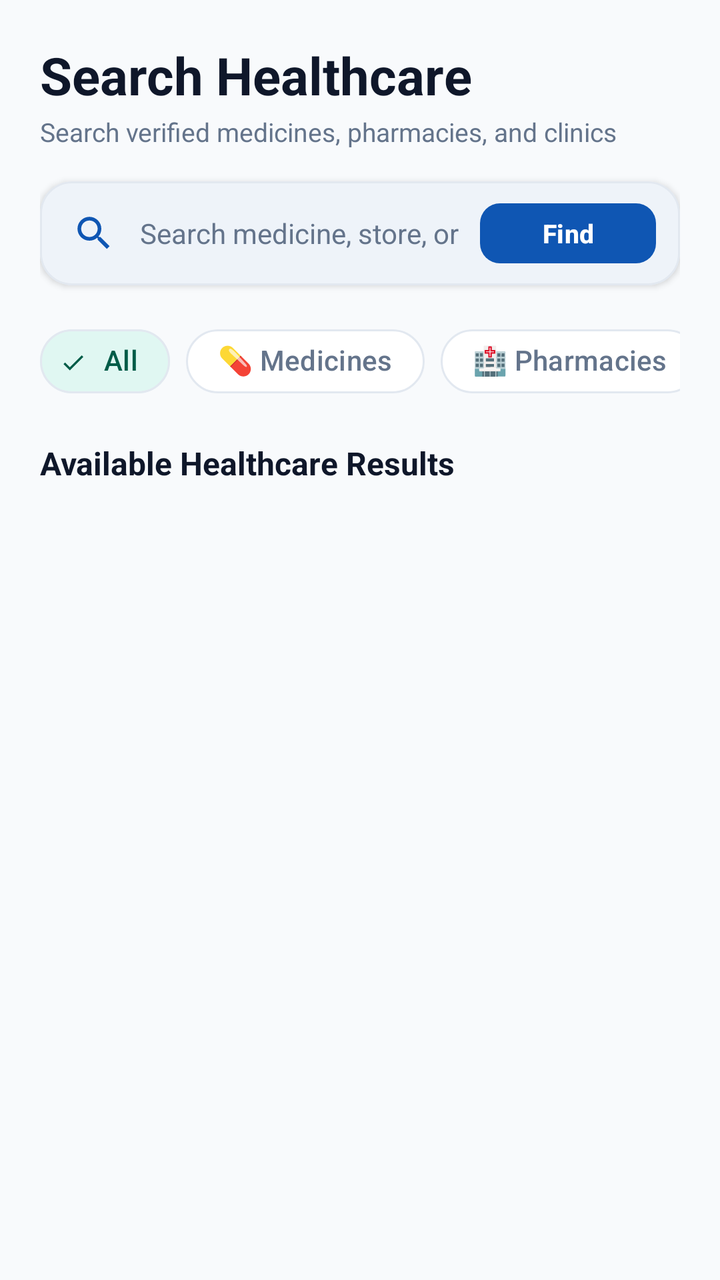
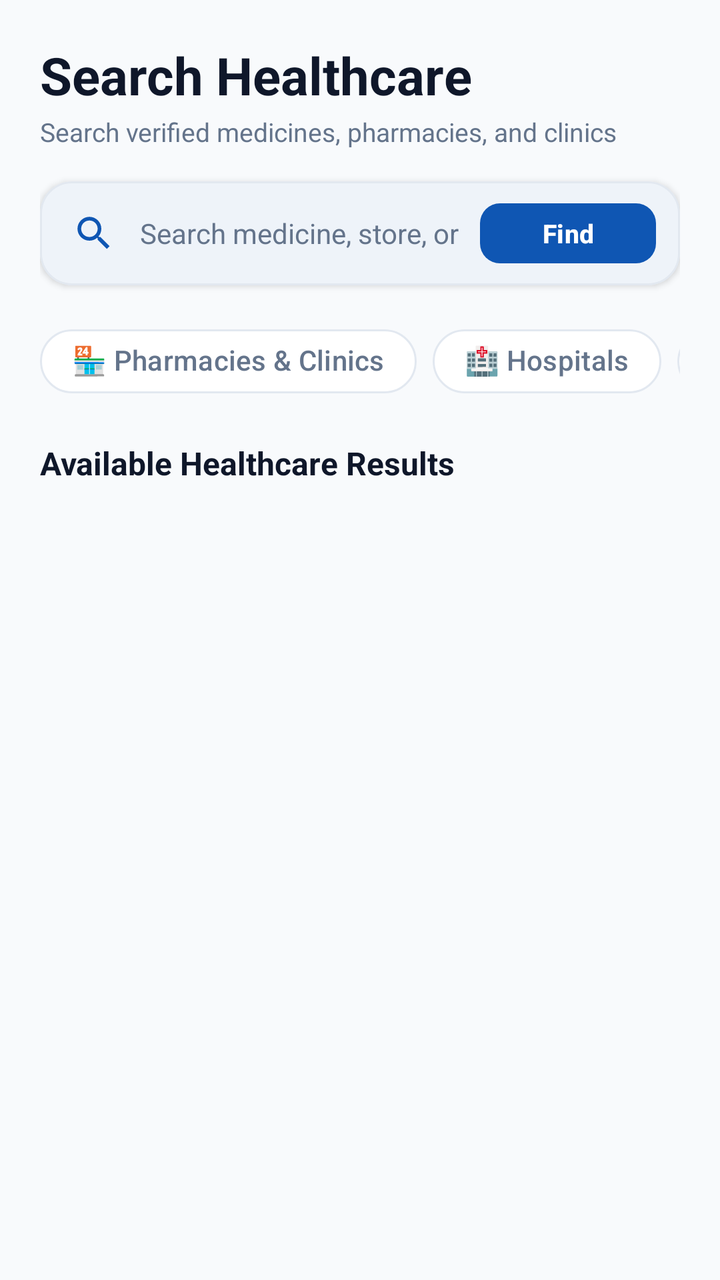

Two renders of the same Android screen: before a commit and after it. Below are the layout's source before the change and the commit's diff.
<!-- AndroidManifest.xml: application theme Theme.PharmaGo -->
<!-- res/layout/activity_search.xml -->
<?xml version="1.0" encoding="utf-8"?>
<androidx.core.widget.NestedScrollView xmlns:android="http://schemas.android.com/apk/res/android"
    xmlns:app="http://schemas.android.com/apk/res-auto"
    android:layout_width="match_parent"
    android:layout_height="match_parent"
    android:fillViewport="true"
    android:background="@color/background_surface">

    <LinearLayout
        android:layout_width="match_parent"
        android:layout_height="wrap_content"
        android:orientation="vertical"
        android:padding="20dp">

        
        <TextView
            android:layout_width="match_parent"
            android:layout_height="wrap_content"
            android:text="Search Healthcare"
            android:textSize="26sp"
            android:textStyle="bold"
            android:textColor="@color/neutral_dark" />

        <TextView
            android:layout_width="match_parent"
            android:layout_height="wrap_content"
            android:text="Search verified medicines, pharmacies, and clinics"
            android:textSize="13sp"
            android:textColor="@color/neutral_muted"
            android:layout_marginTop="2dp"
            android:layout_marginBottom="16dp" />

        
        <com.google.android.material.card.MaterialCardView
            android:layout_width="match_parent"
            android:layout_height="wrap_content"
            app:cardCornerRadius="16dp"
            app:cardElevation="2dp"
            app:strokeWidth="1dp"
            app:strokeColor="@color/border_outline"
            app:cardBackgroundColor="@color/card_surface"
            android:layout_marginBottom="14dp">

            <LinearLayout
                android:layout_width="match_parent"
                android:layout_height="52dp"
                android:orientation="horizontal"
                android:gravity="center_vertical"
                android:paddingStart="16dp"
                android:paddingEnd="12dp">

                <ImageView
                    android:layout_width="22dp"
                    android:layout_height="22dp"
                    android:src="@drawable/ic_nav_search"
                    android:contentDescription="Search"
                    app:tint="@color/primary_clinical_blue" />

                <EditText
                    android:id="@+id/etSearchPharmacy"
                    android:layout_width="0dp"
                    android:layout_height="match_parent"
                    android:layout_weight="1"
                    android:hint="Search medicine, store, or active ingredient"
                    android:textSize="14sp"
                    android:textColor="@color/neutral_dark"
                    android:textColorHint="@color/neutral_muted"
                    android:background="@color/transparent"
                    android:paddingStart="12dp"
                    android:paddingEnd="8dp"
                    android:singleLine="true"
                    android:imeOptions="actionSearch" />

                <com.google.android.material.button.MaterialButton
                    android:id="@+id/btnSearch"
                    style="@style/Widget.PharmaGo.Button.Primary"
                    android:layout_width="wrap_content"
                    android:layout_height="38dp"
                    android:text="Find"
                    android:textSize="13sp"
                    android:textAllCaps="false"
                    android:paddingStart="14dp"
                    android:paddingEnd="14dp"
                    android:paddingTop="0dp"
                    android:paddingBottom="0dp"
                    app:cornerRadius="10dp" />

            </LinearLayout>

        </com.google.android.material.card.MaterialCardView>

        
        <HorizontalScrollView
            android:layout_width="match_parent"
            android:layout_height="wrap_content"
            android:scrollbars="none"
            android:layout_marginBottom="16dp">

            <com.google.android.material.chip.ChipGroup
                android:id="@+id/chipGroupFilters"
                android:layout_width="wrap_content"
                android:layout_height="wrap_content"
                app:singleSelection="true"
                app:checkedChip="@id/chipAll">

                <com.google.android.material.chip.Chip
                    android:id="@+id/chipAll"
                    style="@style/Widget.Material3.Chip.Filter"
                    android:layout_width="wrap_content"
                    android:layout_height="wrap_content"
                    android:text="All"
                    android:checked="true"
                    app:chipCornerRadius="16dp"
                    app:chipStrokeColor="@color/border_outline" />

                <com.google.android.material.chip.Chip
                    android:id="@+id/chipMedicines"
                    style="@style/Widget.Material3.Chip.Filter"
                    android:layout_width="wrap_content"
                    android:layout_height="wrap_content"
                    android:text="💊 Medicines"
                    app:chipCornerRadius="16dp"
                    app:chipStrokeColor="@color/border_outline" />

                <com.google.android.material.chip.Chip
                    android:id="@+id/chipPharmacies"
                    style="@style/Widget.Material3.Chip.Filter"
                    android:layout_width="wrap_content"
                    android:layout_height="wrap_content"
                    android:text="🏥 Pharmacies"
                    app:chipCornerRadius="16dp"
                    app:chipStrokeColor="@color/border_outline" />

                <com.google.android.material.chip.Chip
                    android:id="@+id/chipHospitals"
                    style="@style/Widget.Material3.Chip.Filter"
                    android:layout_width="wrap_content"
                    android:layout_height="wrap_content"
                    android:text="🏨 Hospitals"
                    app:chipCornerRadius="16dp"
                    app:chipStrokeColor="@color/border_outline" />

                <com.google.android.material.chip.Chip
                    android:id="@+id/chipInStock"
                    style="@style/Widget.Material3.Chip.Filter"
                    android:layout_width="wrap_content"
                    android:layout_height="wrap_content"
                    android:text="✅ In Stock"
                    app:chipCornerRadius="16dp"
                    app:chipStrokeColor="@color/border_outline" />

            </com.google.android.material.chip.ChipGroup>

        </HorizontalScrollView>

        
        <TextView
            android:layout_width="match_parent"
            android:layout_height="wrap_content"
            android:text="Available Healthcare Results"
            android:textSize="16sp"
            android:textStyle="bold"
            android:textColor="@color/neutral_dark"
            android:layout_marginBottom="12dp" />

        
        <ProgressBar
            android:id="@+id/progressBar"
            android:layout_width="wrap_content"
            android:layout_height="wrap_content"
            android:layout_gravity="center"
            android:visibility="gone"
            android:indeterminateTint="@color/primary_clinical_blue"
            android:layout_marginBottom="12dp" />

        
        <androidx.recyclerview.widget.RecyclerView
            android:id="@+id/recyclerView"
            android:layout_width="match_parent"
            android:layout_height="wrap_content"
            android:nestedScrollingEnabled="false" />

        
        <LinearLayout
            android:id="@+id/pharmacyContainer"
            android:layout_width="match_parent"
            android:layout_height="wrap_content"
            android:orientation="vertical"
            android:visibility="gone" />

    </LinearLayout>

</androidx.core.widget.NestedScrollView>
<!-- resources referenced by this layout -->
<resources>
  <color name="background_surface">#F8FAFC</color>
  <color name="border_outline">#E2E8F0</color>
  <color name="card_surface">#FFFFFF</color>
  <color name="neutral_dark">#0F172A</color>
  <color name="neutral_muted">#64748B</color>
  <color name="primary_clinical_blue">#0F56B3</color>
  <color name="transparent">#00000000</color>
  <!-- drawable ic_nav_search (drawable) -->
  <vector xmlns:android="http://schemas.android.com/apk/res/android"
      android:width="24dp"
      android:height="24dp"
      android:viewportWidth="24"
      android:viewportHeight="24">
      <path
          android:fillColor="#FF000000"
          android:pathData="M15.5,14h-0.79l-0.28,-0.27C15.41,12.59 16,11.11 16,9.5 16,5.91 13.09,3 9.5,3S3,5.91 3,9.5 5.91,16 9.5,16c1.61,0 3.09,-0.59 4.23,-1.57l0.27,0.28v0.79l5,4.99L20.49,19l-4.99,-5zm-6,0C7.01,14 5,11.99 5,9.5S7.01,5 9.5,5 14,7.01 14,9.5 11.99,14 9.5,14z"/>
  </vector>
  <style name="Widget.PharmaGo.Button.Primary" parent="Widget.Material3.Button">
          <item name="cornerRadius">14dp</item>
          <item name="elevation">2dp</item>
          <item name="backgroundTint">@color/primary_clinical_blue</item>
          <item name="android:textColor">@color/white</item>
          <item name="android:textStyle">bold</item>
          <item name="android:textSize">16sp</item>
          <item name="android:paddingTop">14dp</item>
          <item name="android:paddingBottom">14dp</item>
      </style>
  <style name="Theme.PharmaGo" parent="Base.Theme.PharmaGo" />
  <color name="white">#FFFFFF</color>
  <style name="Base.Theme.PharmaGo" parent="Theme.Material3.DayNight.NoActionBar">
          
          <item name="colorPrimary">@color/primary_clinical_blue</item>
          <item name="colorOnPrimary">@color/white</item>
          <item name="colorPrimaryContainer">@color/primary_container</item>
          <item name="colorOnPrimaryContainer">@color/on_primary_container</item>
  
          <item name="colorSecondary">@color/secondary_mint</item>
          <item name="colorOnSecondary">@color/white</item>
          <item name="colorSecondaryContainer">@color/secondary_container</item>
          <item name="colorOnSecondaryContainer">@color/on_secondary_container</item>
  
          
          <item name="android:colorBackground">@color/background_surface</item>
          <item name="colorSurface">@color/card_surface</item>
          <item name="colorOnSurface">@color/neutral_dark</item>
          <item name="colorSurfaceVariant">@color/primary_container</item>
          <item name="colorOnSurfaceVariant">@color/neutral_muted</item>
          <item name="colorOutline">@color/border_outline</item>
  
          
          <item name="colorError">@color/danger_alert</item>
          <item name="colorOnError">@color/white</item>
  
          
          <item name="android:statusBarColor">@color/background_surface</item>
          <item name="android:windowLightStatusBar">true</item>
          <item name="android:navigationBarColor">@color/card_surface</item>
          <item name="android:windowLightNavigationBar" tools:targetApi="27">true</item>
      </style>
  <color name="primary_container">#E6F0FA</color>
  <color name="on_primary_container">#0A3B7B</color>
  <color name="secondary_mint">#00A884</color>
  <color name="secondary_container">#E0F7F2</color>
  <color name="on_secondary_container">#005C48</color>
  <color name="danger_alert">#DC2626</color>
</resources>

<!-- the commit's change to res/layout/activity_search.xml (unified diff, before → after) -->
@@ -104,12 +104,20 @@
                 app:checkedChip="@id/chipAll">
 
                 <com.google.android.material.chip.Chip
-                    android:id="@+id/chipAll"
+                    android:id="@+id/chipPharmacies"
                     style="@style/Widget.Material3.Chip.Filter"
                     android:layout_width="wrap_content"
                     android:layout_height="wrap_content"
-                    android:text="All"
-                    android:checked="true"
+                    android:text="🏪 Pharmacies &amp; Clinics"
+                    app:chipCornerRadius="16dp"
+                    app:chipStrokeColor="@color/border_outline" />
+
+                <com.google.android.material.chip.Chip
+                    android:id="@+id/chipHospitals"
+                    style="@style/Widget.Material3.Chip.Filter"
+                    android:layout_width="wrap_content"
+                    android:layout_height="wrap_content"
+                    android:text="🏥 Hospitals"
                     app:chipCornerRadius="16dp"
                     app:chipStrokeColor="@color/border_outline" />
 
@@ -123,20 +131,12 @@
                     app:chipStrokeColor="@color/border_outline" />
 
                 <com.google.android.material.chip.Chip
-                    android:id="@+id/chipPharmacies"
+                    android:id="@+id/chipAll"
                     style="@style/Widget.Material3.Chip.Filter"
                     android:layout_width="wrap_content"
                     android:layout_height="wrap_content"
-                    android:text="🏥 Pharmacies"
-                    app:chipCornerRadius="16dp"
-                    app:chipStrokeColor="@color/border_outline" />
-
-                <com.google.android.material.chip.Chip
-                    android:id="@+id/chipHospitals"
-                    style="@style/Widget.Material3.Chip.Filter"
-                    android:layout_width="wrap_content"
-                    android:layout_height="wrap_content"
-                    android:text="🏨 Hospitals"
+                    android:text="All"
+                    android:checked="true"
                     app:chipCornerRadius="16dp"
                     app:chipStrokeColor="@color/border_outline" />
 
@@ -145,7 +145,7 @@
                     style="@style/Widget.Material3.Chip.Filter"
                     android:layout_width="wrap_content"
                     android:layout_height="wrap_content"
-                    android:text="✅ In Stock"
+                    android:text="✅ In Stock Only"
                     app:chipCornerRadius="16dp"
                     app:chipStrokeColor="@color/border_outline" />
 
